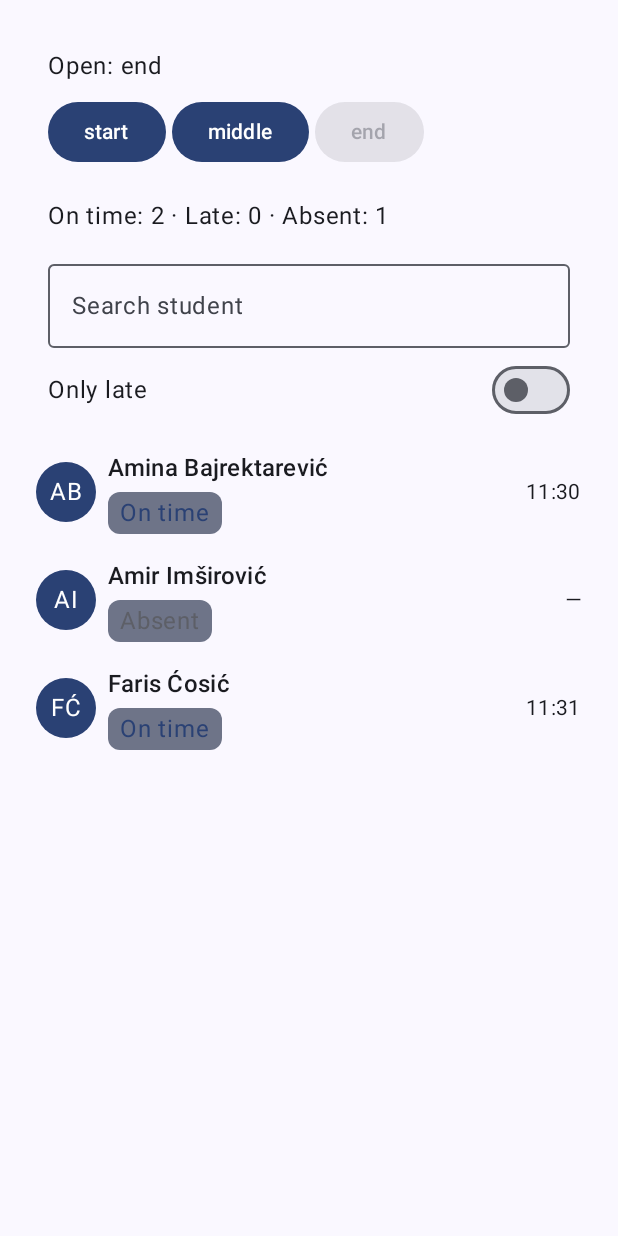
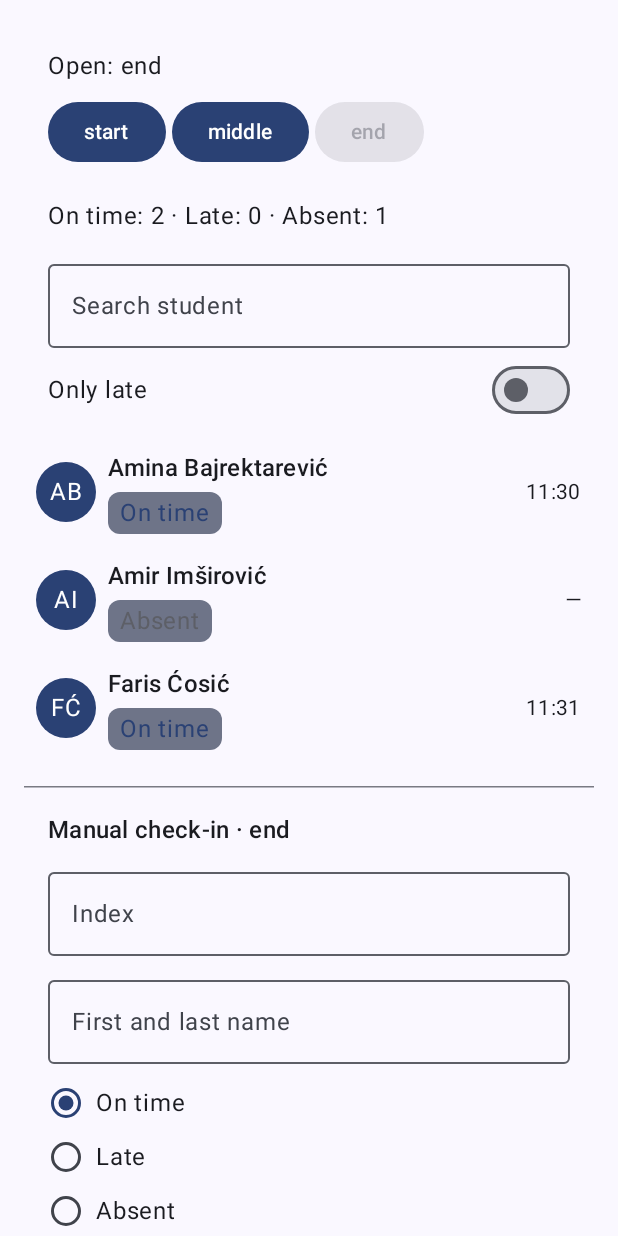
Before and after one commit to almedinmesic-fet/labRMAS, an Android app built with Jetpack Compose: the screen it shows after launch (MainActivity), after a tap on "end", on a phone screen of 412 x 824 dp. Run offline under Robolectric (Android 15) with nearby library versions, the phone set to English and light mode, and no system bars; 2 other taps on this screen came first.

Commit message:
lab 5-dio 5

```diff
--- a/app/src/main/java/ba/untz/attendance1/MainActivity.kt
+++ b/app/src/main/java/ba/untz/attendance1/MainActivity.kt
@@ -23,8 +23,11 @@ import androidx.compose.foundation.selection.selectable
 import androidx.compose.foundation.selection.selectableGroup
 import androidx.compose.foundation.selection.toggleable
 import androidx.compose.foundation.shape.CircleShape
+import androidx.compose.foundation.text.KeyboardOptions
 import androidx.compose.foundation.verticalScroll
 import androidx.compose.material3.Button
+import androidx.compose.material3.Checkbox
+import androidx.compose.material3.HorizontalDivider
 import androidx.compose.material3.MaterialTheme
 import androidx.compose.material3.OutlinedTextField
 import androidx.compose.material3.RadioButton
@@ -34,6 +37,7 @@ import androidx.compose.material3.Switch
 import androidx.compose.material3.Text
 import androidx.compose.runtime.Composable
 import androidx.compose.runtime.getValue
+import androidx.compose.runtime.mutableIntStateOf
 import androidx.compose.runtime.mutableStateOf
 import androidx.compose.runtime.remember
 import androidx.compose.runtime.saveable.rememberSaveable
@@ -43,6 +47,7 @@ import androidx.compose.ui.Modifier
 import androidx.compose.ui.draw.clip
 import androidx.compose.ui.graphics.Color
 import androidx.compose.ui.semantics.Role
+import androidx.compose.ui.text.input.KeyboardCapitalization
 import androidx.compose.ui.tooling.preview.Preview
 import androidx.compose.ui.unit.dp
 import ba.untz.attendance1.ui.theme.Attendance1Theme
@@ -70,6 +75,22 @@ enum class StatusKind(val label: String) {
     ABSENT("Absent")
 }
 
+fun StatusKind.toStatus(lateMinutes: Int): CheckInStatus {
+    return when (this) {
+        StatusKind.ON_TIME -> CheckInStatus.OnTime
+        StatusKind.LATE -> CheckInStatus.Late(lateMinutes)
+        StatusKind.ABSENT -> CheckInStatus.Absent
+    }
+}
+
+
+fun Window.startMinutes(): Int {
+    return when (this) {
+        Window.START -> 8 * 60        // 480 (08:00)
+        Window.MIDDLE -> 10 * 60      // 600 (10:00)
+        Window.END -> 11 * 60 + 30    // 690 (11:30)
+    }
+}
 
 fun CheckIn.timeText(): String {
     if (status is CheckInStatus.Absent) return "—"
@@ -204,6 +225,140 @@ fun LateMinutesSlider(
 }
 
 @Composable
+fun ManualCheckInForm(
+    window: Window,
+    existing: List<CheckIn>,
+    onSave: (CheckIn) -> Unit,
+    modifier: Modifier = Modifier
+) {
+    var index by rememberSaveable { mutableStateOf("") }
+    var name by rememberSaveable { mutableStateOf("") }
+    var statusKind by rememberSaveable { mutableStateOf(StatusKind.ON_TIME) }
+    var lateMinutes by rememberSaveable { mutableIntStateOf(5) }
+    var confirmed by rememberSaveable { mutableStateOf(false) }
+
+    val trimmedIndex = index.trim()
+    val trimmedName = name.trim()
+
+    val indexValid = Regex("IB\\d{3}").matches(trimmedIndex)
+    val indexError = trimmedIndex.isNotEmpty() && !indexValid
+
+    val nameValid = trimmedName.contains(" ")
+    val nameError = trimmedName.isNotEmpty() && !nameValid
+
+    val formValid = indexValid && nameValid && confirmed
+
+    Column(modifier = modifier.fillMaxWidth()) {
+        Text(
+            text = "Manual check-in · ${window.label}",
+            style = MaterialTheme.typography.titleMedium
+        )
+
+        Spacer(modifier = Modifier.height(8.dp))
+
+        OutlinedTextField(
+            value = index,
+            onValueChange = { index = it.uppercase() },
+            label = { Text("Index") },
+            placeholder = { Text("e.g. IB107") },
+            singleLine = true,
+            isError = indexError,
+            supportingText = if (indexError) {
+                { Text("Format: IB + 3 digits") }
+            } else null,
+            keyboardOptions = KeyboardOptions(
+                capitalization = KeyboardCapitalization.Characters
+            ),
+            modifier = Modifier.fillMaxWidth()
+        )
+
+        Spacer(modifier = Modifier.height(8.dp))
+
+        OutlinedTextField(
+            value = name,
+            onValueChange = { name = it },
+            label = { Text("First and last name") },
+            placeholder = { Text("e.g. Tarik Hodžić") },
+            singleLine = true,
+            isError = nameError,
+            supportingText = if (nameError) {
+                { Text("Enter first and last name") }
+            } else null,
+            keyboardOptions = KeyboardOptions(
+                capitalization = KeyboardCapitalization.Words
+            ),
+            modifier = Modifier.fillMaxWidth()
+        )
+
+        Spacer(modifier = Modifier.height(8.dp))
+
+        StatusPicker(
+            selected = statusKind,
+            onSelect = { statusKind = it }
+        )
+
+        Spacer(modifier = Modifier.height(8.dp))
+
+        LateMinutesSlider(
+            minutes = lateMinutes,
+            onMinutesChange = { lateMinutes = it },
+            enabled = (statusKind == StatusKind.LATE)
+        )
+
+        Spacer(modifier = Modifier.height(4.dp))
+
+        Row(
+            modifier = Modifier
+                .fillMaxWidth()
+                .toggleable(
+                    value = confirmed,
+                    role = Role.Checkbox,
+                    onValueChange = { confirmed = it }
+                )
+                .padding(vertical = 8.dp),
+            verticalAlignment = Alignment.CenterVertically
+        ) {
+            Checkbox(
+                checked = confirmed,
+                onCheckedChange = null
+            )
+            Spacer(modifier = Modifier.width(8.dp))
+            Text(text = "Confirmed in person")
+        }
+
+        Spacer(modifier = Modifier.height(8.dp))
+
+        Button(
+            onClick = {
+                val calculatedMinutes = when (statusKind) {
+                    StatusKind.ON_TIME -> window.startMinutes()
+                    StatusKind.LATE -> window.startMinutes() + lateMinutes
+                    StatusKind.ABSENT -> 0
+                }
+                val newCheckIn = CheckIn(
+                    student = Student(trimmedIndex, trimmedName),
+                    window = window,
+                    minutes = calculatedMinutes,
+                    status = statusKind.toStatus(lateMinutes)
+                )
+                onSave(newCheckIn)
+
+
+                index = ""
+                name = ""
+                statusKind = StatusKind.ON_TIME
+                lateMinutes = 5
+                confirmed = false
+            },
+            enabled = formValid,
+            modifier = Modifier.fillMaxWidth()
+        ) {
+            Text(text = "Add check-in")
+        }
+    }
+}
+
+@Composable
 fun Avatar(
     initials: String,
     modifier: Modifier = Modifier,
@@ -317,6 +472,8 @@ fun CheckInCard(
         }
     }
 }
+
+
 @Composable
 fun WindowControls(
     openWindow: Window?,
@@ -351,6 +508,8 @@ fun ProfessorScreen(modifier: Modifier = Modifier) {
     var checkIns by remember { mutableStateOf(sampleCheckIns) }
     var query by rememberSaveable { mutableStateOf("") }
     var onlyLate by rememberSaveable { mutableStateOf(false) }
+
+
 
     Column(
         modifier = modifier
@@ -393,7 +552,6 @@ fun ProfessorScreen(modifier: Modifier = Modifier) {
 
             Spacer(modifier = Modifier.height(8.dp))
 
-
             val filteredCheckIns = activeCheckIns.filter { checkIn ->
                 val matchesQuery = checkIn.student.name.contains(query, ignoreCase = true)
                 val matchesLate = !onlyLate || checkIn.status is CheckInStatus.Late
@@ -416,6 +574,16 @@ fun ProfessorScreen(modifier: Modifier = Modifier) {
                     }
                 }
             }
+
+            HorizontalDivider(modifier = Modifier.padding(vertical = 16.dp))
+
+
+            ManualCheckInForm(
+                window = openWindow!!,
+                existing = checkIns,
+                onSave = { checkIns = checkIns + it },
+                modifier = Modifier.padding(horizontal = 16.dp)
+            )
         } else {
             Text(
                 text = "Open a window to see check-ins",
@@ -427,6 +595,21 @@ fun ProfessorScreen(modifier: Modifier = Modifier) {
 }
 
 
+
+@Preview(name = "ManualCheckInForm Preview", showBackground = true)
+@Composable
+fun ManualCheckInFormPreview() {
+    Attendance1Theme {
+        Surface {
+            ManualCheckInForm(
+                window = Window.MIDDLE,
+                existing = sampleCheckIns,
+                onSave = {},
+                modifier = Modifier.padding(16.dp)
+            )
+        }
+    }
+}
 
 @Preview(name = "LateMinutesSlider - Enabled", showBackground = true)
 @Composable
```
